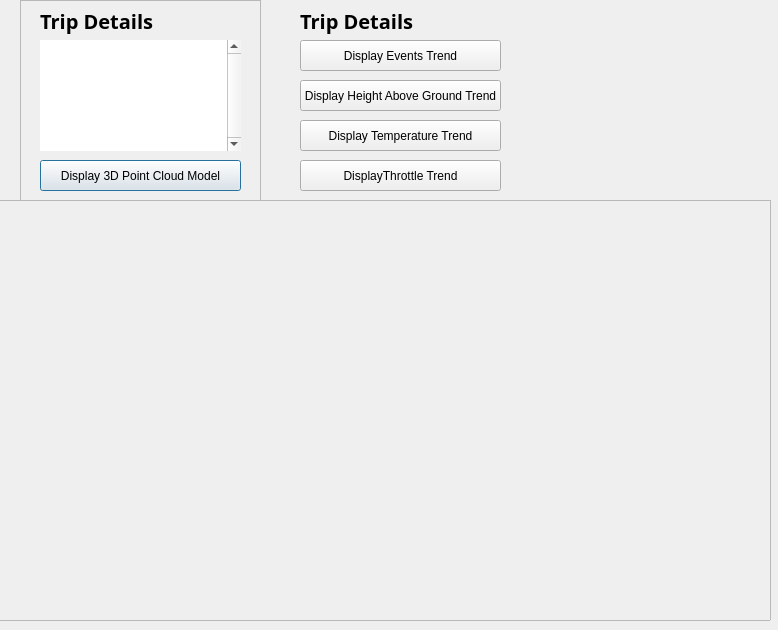
Qt form src/Win/Argous Qt code base/ArgouseBaseSoftware/tripdata.ui (Wabinabi/Argos) before a commit.
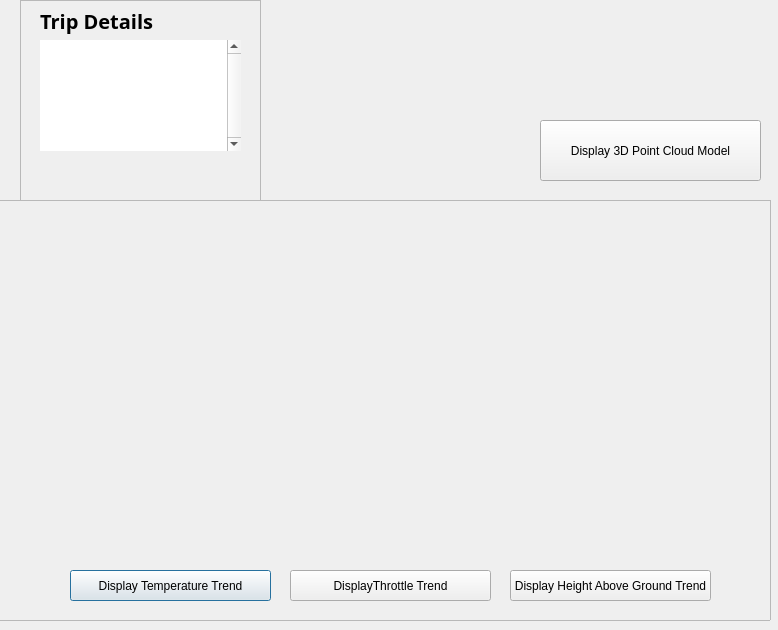
The same form after that commit.

Commit message: Tripdata button highlight

```diff
--- a/src/Win/Argous Qt code base/ArgouseBaseSoftware/tripdata.ui
+++ b/src/Win/Argous Qt code base/ArgouseBaseSoftware/tripdata.ui
@@ -33,8 +33,8 @@
      <rect>
       <x>50</x>
       <y>10</y>
-      <width>721</width>
-      <height>401</height>
+      <width>701</width>
+      <height>351</height>
      </rect>
     </property>
     <property name="currentIndex">
@@ -43,6 +43,51 @@
     <widget class="QWidget" name="page_3"/>
     <widget class="QWidget" name="page_4"/>
    </widget>
+   <widget class="QPushButton" name="TempBtn">
+    <property name="geometry">
+     <rect>
+      <x>80</x>
+      <y>370</y>
+      <width>201</width>
+      <height>31</height>
+     </rect>
+    </property>
+    <property name="text">
+     <string>Display Temperature Trend</string>
+    </property>
+    <property name="default">
+     <bool>false</bool>
+    </property>
+    <property name="flat">
+     <bool>false</bool>
+    </property>
+   </widget>
+   <widget class="QPushButton" name="ThrottleBtn">
+    <property name="geometry">
+     <rect>
+      <x>300</x>
+      <y>370</y>
+      <width>201</width>
+      <height>31</height>
+     </rect>
+    </property>
+    <property name="text">
+     <string>DisplayThrottle Trend</string>
+    </property>
+   </widget>
+   <widget class="QPushButton" name="AltitudeBtn">
+    <property name="geometry">
+     <rect>
+      <x>520</x>
+      <y>370</y>
+      <width>201</width>
+      <height>31</height>
+     </rect>
+    </property>
+    <property name="text">
+     <string>Display Height Above Ground Trend</string>
+    </property>
+   </widget>
   </widget>
   <widget class="QFrame" name="frame">
    <property name="geometry">
@@ -82,19 +127,6 @@
      <set>Qt::AlignLeading|Qt::AlignLeft|Qt::AlignVCenter</set>
     </property>
    </widget>
-   <widget class="QPushButton" name="DisplayModel">
-    <property name="geometry">
-     <rect>
-      <x>20</x>
-      <y>160</y>
-      <width>201</width>
-      <height>31</height>
-     </rect>
-    </property>
-    <property name="text">
-     <string>Display 3D Point Cloud Model</string>
-    </property>
-   </widget>
    <widget class="QTextEdit" name="droneStats">
     <property name="geometry">
      <rect>
@@ -125,85 +157,17 @@
     </property>
    </widget>
   </widget>
-  <widget class="QPushButton" name="EventsBtn">
+  <widget class="QPushButton" name="DisplayModel">
    <property name="geometry">
     <rect>
-     <x>300</x>
-     <y>40</y>
-     <width>201</width>
-     <height>31</height>
-    </rect>
-   </property>
-   <property name="text">
-    <string>Display Events Trend</string>
-   </property>
-  </widget>
-  <widget class="QPushButton" name="TempBtn">
-   <property name="geometry">
-    <rect>
-     <x>300</x>
+     <x>540</x>
      <y>120</y>
-     <width>201</width>
-     <height>31</height>
-    </rect>
-   </property>
-   <property name="text">
-    <string>Display Temperature Trend</string>
-   </property>
-   <property name="default">
-    <bool>false</bool>
-   </property>
-   <property name="flat">
-    <bool>false</bool>
-   </property>
-  </widget>
-  <widget class="QPushButton" name="ThrottleBtn">
-   <property name="geometry">
-    <rect>
-     <x>300</x>
-     <y>160</y>
-     <width>201</width>
-     <height>31</height>
-    </rect>
-   </property>
-   <property name="text">
-    <string>DisplayThrottle Trend</string>
-   </property>
-  </widget>
-  <widget class="QPushButton" name="AltitudeBtn">
-   <property name="geometry">
-    <rect>
-     <x>300</x>
-     <y>80</y>
-     <width>201</width>
-     <height>31</height>
-    </rect>
-   </property>
-   <property name="text">
-    <string>Display Height Above Ground Trend</string>
-   </property>
-  </widget>
-  <widget class="QLabel" name="label_5">
-   <property name="geometry">
-    <rect>
-     <x>300</x>
-     <y>0</y>
      <width>221</width>
-     <height>41</height>
+     <height>61</height>
     </rect>
    </property>
-   <property name="font">
-    <font>
-     <family>Bahnschrift SemiBold</family>
-     <pointsize>15</pointsize>
-     <bold>true</bold>
-    </font>
-   </property>
    <property name="text">
-    <string>Trip Details</string>
-   </property>
-   <property name="alignment">
-    <set>Qt::AlignLeading|Qt::AlignLeft|Qt::AlignVCenter</set>
+    <string>Display 3D Point Cloud Model</string>
    </property>
   </widget>
   <zorder>frame</zorder>
```
Left out of the diff: 6 changed lines with no effect on the pictures. The commit also changes 2 other files.
